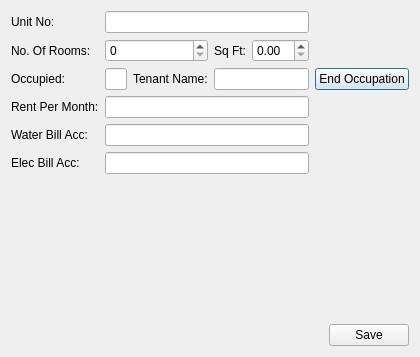
Qt form rentmanager/unitsdialog.ui (jayjay-w/rentman) before a commit.
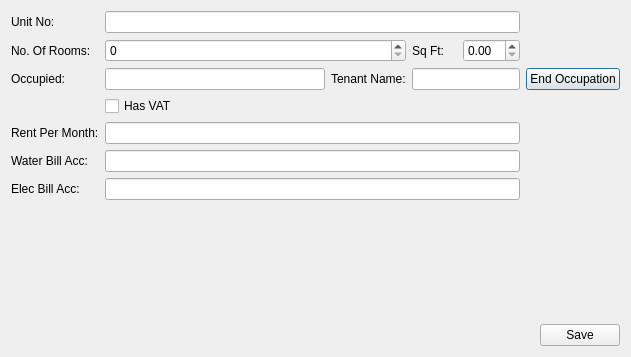
The same form after that commit.

Diff of the .ui file:
```diff
--- a/rentmanager/unitsdialog.ui
+++ b/rentmanager/unitsdialog.ui
@@ -6,7 +6,7 @@
    <rect>
     <x>0</x>
     <y>0</y>
-    <width>415</width>
+    <width>631</width>
     <height>357</height>
    </rect>
   </property>
@@ -23,6 +23,12 @@
        </property>
       </widget>
      </item>
+     <item row="5" column="2" colspan="4">
+      <widget class="QLineEdit" name="txtWaterBillAc"/>
+     </item>
+     <item row="4" column="2" colspan="4">
+      <widget class="QLineEdit" name="txtMonthlyRent"/>
+     </item>
      <item row="2" column="2">
       <widget class="QLineEdit" name="txtOccupied">
        <property name="readOnly">
@@ -30,10 +36,17 @@
        </property>
       </widget>
      </item>
-     <item row="2" column="4" colspan="2">
-      <widget class="QLineEdit" name="txtTenantName">
-       <property name="readOnly">
-        <bool>true</bool>
+     <item row="1" column="4">
+      <widget class="QLabel" name="label_3">
+       <property name="text">
+        <string>Sq Ft:</string>
+       </property>
+      </widget>
+     </item>
+     <item row="6" column="0" colspan="2">
+      <widget class="QLabel" name="label_7">
+       <property name="text">
+        <string>Elec Bill Acc:</string>
        </property>
       </widget>
      </item>
@@ -44,23 +57,29 @@
        </property>
       </widget>
      </item>
+     <item row="1" column="5">
+      <widget class="QDoubleSpinBox" name="spSqFt"/>
+     </item>
      <item row="5" column="0" colspan="2">
-      <widget class="QLabel" name="label_7">
+      <widget class="QLabel" name="label_6">
        <property name="text">
-        <string>Elec Bill Acc:</string>
+        <string>Water Bill Acc:</string>
        </property>
       </widget>
      </item>
+     <item row="2" column="0" colspan="2">
+      <widget class="QLabel" name="label_8">
+       <property name="text">
+        <string>Occupied:</string>
+       </property>
+      </widget>
+     </item>
+     <item row="6" column="2" colspan="4">
+      <widget class="QLineEdit" name="txtElecBillAcc"/>
+     </item>
      <item row="0" column="2" colspan="4">
       <widget class="QLineEdit" name="txtUnitNo"/>
      </item>
-     <item row="3" column="0" colspan="2">
-      <widget class="QLabel" name="label_5">
-       <property name="text">
-        <string>Rent Per Month:</string>
-       </property>
-      </widget>
-     </item>
      <item row="0" column="0" colspan="2">
       <widget class="QLabel" name="label">
        <property name="text">
@@ -69,38 +88,16 @@
       </widget>
      </item>
      <item row="4" column="0" colspan="2">
-      <widget class="QLabel" name="label_6">
+      <widget class="QLabel" name="label_5">
        <property name="text">
-        <string>Water Bill Acc:</string>
+        <string>Rent Per Month:</string>
        </property>
       </widget>
      </item>
-     <item row="5" column="2" colspan="4">
-      <widget class="QLineEdit" name="txtElecBillAcc"/>
-     </item>
-     <item row="3" column="2" colspan="4">
-      <widget class="QLineEdit" name="txtMonthlyRent"/>
-     </item>
-     <item row="1" column="2" colspan="2">
-      <widget class="QSpinBox" name="spNoOfRooms"/>
-     </item>
-     <item row="1" column="5">
-      <widget class="QDoubleSpinBox" name="spSqFt"/>
-     </item>
-     <item row="1" column="4">
-      <widget class="QLabel" name="label_3">
-       <property name="text">
-        <string>Sq Ft:</string>
-       </property>
-      </widget>
-     </item>
-     <item row="4" column="2" colspan="4">
-      <widget class="QLineEdit" name="txtWaterBillAc"/>
-     </item>
-     <item row="2" column="0" colspan="2">
-      <widget class="QLabel" name="label_8">
-       <property name="text">
-        <string>Occupied:</string>
+     <item row="2" column="4" colspan="2">
+      <widget class="QLineEdit" name="txtTenantName">
+       <property name="readOnly">
+        <bool>true</bool>
        </property>
       </widget>
      </item>
@@ -111,6 +108,16 @@
        </property>
       </widget>
      </item>
+     <item row="1" column="2" colspan="2">
+      <widget class="QSpinBox" name="spNoOfRooms"/>
+     </item>
+     <item row="3" column="2">
+      <widget class="QCheckBox" name="checkBox">
+       <property name="text">
+        <string>Has VAT</string>
+       </property>
+      </widget>
+     </item>
     </layout>
    </item>
    <item>
```
